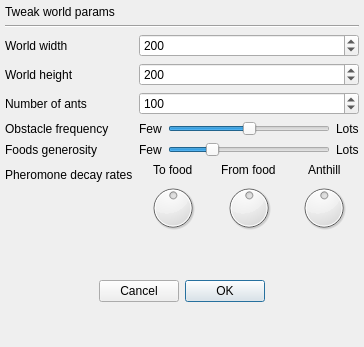
Kamilcuk/Anthill, file worldgen.ui: the form before one commit.
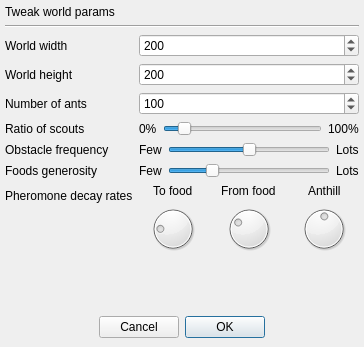
The form after the commit.

The edit to the form file:
```diff
--- a/worldgen.ui
+++ b/worldgen.ui
@@ -34,7 +34,7 @@
      <x>0</x>
      <y>0</y>
      <width>364</width>
-     <height>349</height>
+     <height>400</height>
     </rect>
    </property>
    <layout class="QHBoxLayout" name="horizontalLayout" stretch="0">
@@ -135,13 +135,20 @@
          </widget>
         </item>
         <item row="3" column="0">
+         <widget class="QLabel" name="label_15">
+          <property name="text">
+           <string>Ratio of scouts</string>
+          </property>
+         </widget>
+        </item>
+        <item row="4" column="0">
          <widget class="QLabel" name="label_4">
           <property name="text">
            <string>Obstacle frequency</string>
           </property>
          </widget>
         </item>
-        <item row="3" column="1">
+        <item row="4" column="1">
          <layout class="QHBoxLayout" name="horizontalLayout_2">
           <item>
            <widget class="QLabel" name="label_7">
@@ -169,14 +176,14 @@
           </item>
          </layout>
         </item>
-        <item row="5" column="0">
+        <item row="6" column="0">
          <widget class="QLabel" name="label_5">
           <property name="text">
            <string>Foods generosity</string>
           </property>
          </widget>
         </item>
-        <item row="5" column="1">
+        <item row="6" column="1">
          <layout class="QHBoxLayout" name="horizontalLayout_3">
           <item>
            <widget class="QLabel" name="label_8">
@@ -204,14 +211,14 @@
           </item>
          </layout>
         </item>
-        <item row="7" column="0">
+        <item row="8" column="0">
          <widget class="QLabel" name="label_6">
           <property name="text">
            <string>Pheromone decay rates</string>
           </property>
          </widget>
         </item>
-        <item row="7" column="1">
+        <item row="8" column="1">
          <layout class="QHBoxLayout" name="horizontalLayout_4">
           <item>
            <layout class="QVBoxLayout" name="verticalLayout_3">
@@ -237,7 +244,7 @@
                </size>
               </property>
               <property name="value">
-               <number>50</number>
+               <number>20</number>
               </property>
              </widget>
             </item>
@@ -267,7 +274,7 @@
                </size>
               </property>
               <property name="value">
-               <number>50</number>
+               <number>30</number>
               </property>
              </widget>
             </item>
@@ -305,6 +312,37 @@
           </item>
          </layout>
         </item>
+        <item row="3" column="1">
+         <layout class="QHBoxLayout" name="horizontalLayout_5">
+          <item>
+           <widget class="QLabel" name="label_16">
+            <property name="text">
+             <string>0%</string>
+            </property>
+           </widget>
+          </item>
+          <item>
+           <widget class="QSlider" name="percentScouts">
+            <property name="maximum">
+             <number>100</number>
+            </property>
+            <property name="value">
+             <number>10</number>
+            </property>
+            <property name="orientation">
+             <enum>Qt::Horizontal</enum>
+            </property>
+           </widget>
+          </item>
+          <item>
+           <widget class="QLabel" name="label_17">
+            <property name="text">
+             <string>100%</string>
+            </property>
+           </widget>
+          </item>
+         </layout>
+        </item>
        </layout>
       </item>
       <item alignment="Qt::AlignHCenter">
```
